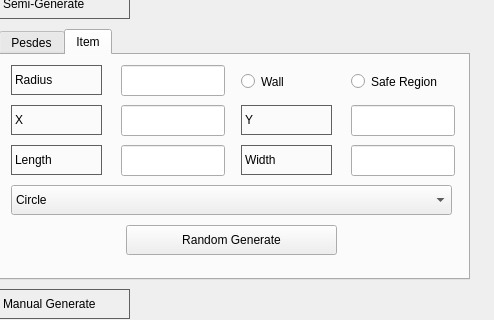
The window that pypeds/gui/ui/mainwindow_setting.ui (my-HenryS/pypeds) describes before a commit, drawn with Qt 5; both pictures show x 821 to 1315 and y 191 to 511 of the 1315 by 732 pixel window.
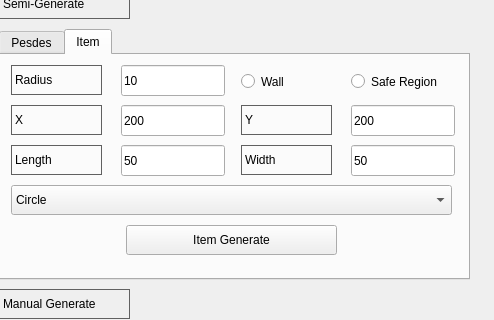
The same window after the commit.

```diff
--- a/pypeds/gui/ui/mainwindow_setting.ui
+++ b/pypeds/gui/ui/mainwindow_setting.ui
@@ -618,6 +618,9 @@
         <height>31</height>
        </rect>
       </property>
+      <property name="text">
+       <string>200</string>
+      </property>
      </widget>
      <widget class="QLabel" name="label_34">
       <property name="geometry">
@@ -655,6 +658,9 @@
         <height>31</height>
        </rect>
       </property>
+      <property name="text">
+       <string>10</string>
+      </property>
      </widget>
      <widget class="QLineEdit" name="lineEdit_30">
       <property name="geometry">
@@ -665,6 +671,9 @@
         <height>31</height>
        </rect>
       </property>
+      <property name="text">
+       <string>50</string>
+      </property>
      </widget>
      <widget class="QPushButton" name="pushButton_18">
       <property name="geometry">
@@ -676,7 +685,7 @@
        </rect>
       </property>
       <property name="text">
-       <string>Random Generate</string>
+       <string>Item Generate</string>
       </property>
      </widget>
      <widget class="QLabel" name="label_35">
@@ -769,6 +778,9 @@
         <height>31</height>
        </rect>
       </property>
+      <property name="text">
+       <string>200</string>
+      </property>
      </widget>
      <widget class="QLineEdit" name="lineEdit_32">
       <property name="geometry">
@@ -779,6 +791,9 @@
         <height>31</height>
        </rect>
       </property>
+      <property name="text">
+       <string>50</string>
+      </property>
      </widget>
      <widget class="QLabel" name="label_38">
       <property name="geometry">
```
